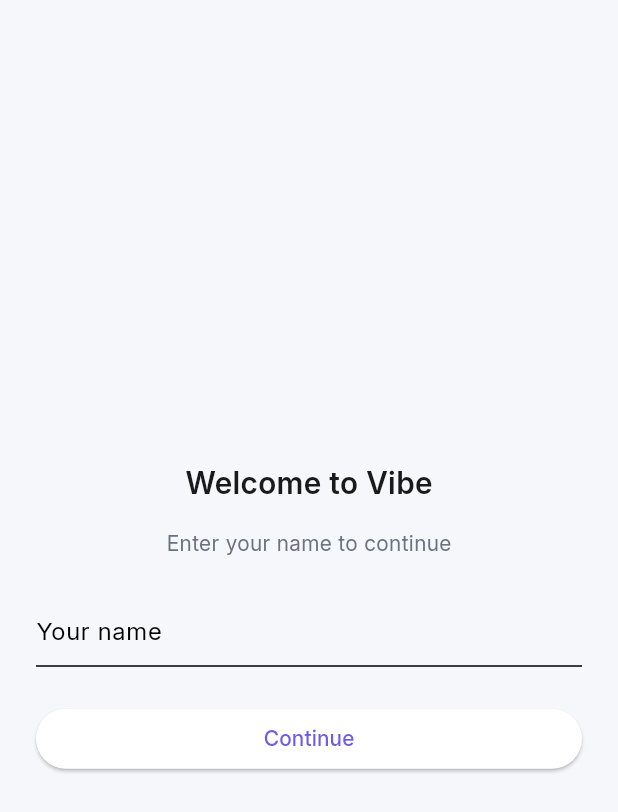
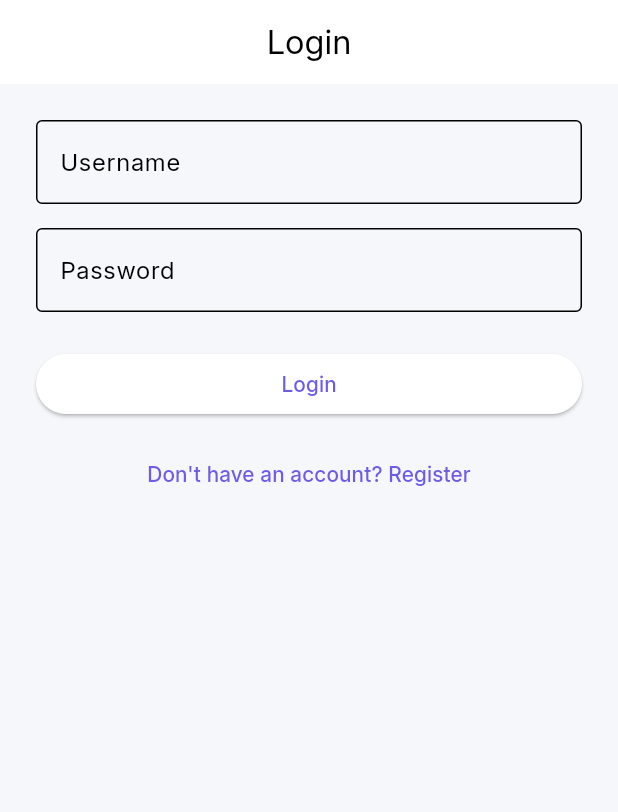
Before and after one commit to rajat-bisht-zzz/vibe, a Flutter app: the screen it shows after launch, on a phone screen of 412 x 824 dp. Shown: the top 812 px of the screen. Run offline on Flutter 3.47's test engine with Material 3 defaults, Android fonts, the phone set to English and light mode, and no system bars; our stand-ins replace equatable, flutter_bloc, flutter_secure_storage, get_it, go_router; accounts and stored records are empty.

Commit message:
Added register screen to add password

```diff
--- a/lib/core/services/service_locator.dart
+++ b/lib/core/services/service_locator.dart
@@ -44,7 +44,7 @@
       getCurrentUserUseCase: getIt(),
     ),
   );
-  getIt.registerFactory(() => ChatListBloc(getIt()));
+  getIt.registerLazySingleton(() => ChatListBloc(getIt()));
 
   /// Usecases
   getIt.registerLazySingleton(() => SaveUserUseCase(getIt()));
--- a/lib/core/storage/storage_manager.dart
+++ b/lib/core/storage/storage_manager.dart
@@ -13,6 +13,8 @@
     notifyListeners();
   }
 
+
+
   void clear() {
     _currentUser = null;
     notifyListeners();
--- /dev/null
+++ b/lib/core/storage/user_directory.dart
@@ -0,0 +1,34 @@
+import '../../features/auth/domain/entities/user.dart';
+
+class UserDirectory {
+  static final Map<String, User> _usersByInvite = {};
+  static final Map<String, User> _usersById = {};
+
+  static void addUser(User user) {
+    _usersByInvite[user.inviteCode] = user;
+    _usersById[user.id] = user;
+  }
+
+  static User? getByInvite(String code) {
+    return _usersByInvite[code];
+  }
+
+  static User? getById(String id) {
+    return _usersById[id];
+  }
+
+  static void clear() {
+    _usersByInvite.clear();
+    _usersById.clear();
+  }
+
+  static User? getByUsername(String username) {
+    try {
+      return _usersById.values.firstWhere(
+        (u) => u.username.toLowerCase() == username.toLowerCase(),
+      );
+    } catch (_) {
+      return null;
+    }
+  }
+}
--- /dev/null
+++ b/lib/core/utils/password_hasher.dart
@@ -0,0 +1,8 @@
+import 'dart:convert';
+import 'package:crypto/crypto.dart';
+
+String hashPassword(String password) {
+  final bytes = utf8.encode(password);
+  final digest = sha256.convert(bytes);
+  return digest.toString();
+}
--- a/lib/features/auth/data/datasources/chat_local_datasource.dart
+++ b/lib/features/auth/data/datasources/chat_local_datasource.dart
@@ -19,4 +19,8 @@
       return null;
     }
   }
+
+  static void clear() {
+    _chats.clear();
+  }
 }
--- a/lib/features/auth/data/datasources/message_local_datasource.dart
+++ b/lib/features/auth/data/datasources/message_local_datasource.dart
@@ -12,4 +12,9 @@
     _messages.putIfAbsent(message.chatId, () => []);
     _messages[message.chatId]!.add(message);
   }
+
+  static void clear() {
+  _messages.clear();
 }
+
+}
--- a/lib/features/auth/data/models/user_model.dart
+++ b/lib/features/auth/data/models/user_model.dart
@@ -6,15 +6,21 @@
     required super.displayName,
     required super.inviteCode,
     required super.createdAt,
+    required super.username,
+    required super.passwordHash,
   });
 
   /// Convert JSON → Model
   factory UserModel.fromJson(Map<String, dynamic> json) {
+    final username = json['username'] ?? json['displayName'] ?? "guest";
+    final passwordHash = json['passwordHash'] ?? "";
     return UserModel(
       id: json['id'],
-      displayName: json['displayName'],
+      displayName: json['displayName'] ?? username,
       inviteCode: json['inviteCode'] ?? _generateFallbackCode(),
       createdAt: DateTime.parse(json['createdAt']),
+      username: json['username'],
+      passwordHash: passwordHash,
     );
   }
 
@@ -35,6 +41,8 @@
       displayName: displayName,
       inviteCode: inviteCode,
       createdAt: createdAt,
+      username: username,
+      passwordHash: passwordHash,
     );
   }
 
@@ -45,6 +53,8 @@
       displayName: user.displayName,
       inviteCode: user.inviteCode,
       createdAt: user.createdAt,
+      username: user.username,
+      passwordHash: user.passwordHash,
     );
   }
 
--- a/lib/features/auth/domain/entities/user.dart
+++ b/lib/features/auth/domain/entities/user.dart
@@ -2,16 +2,21 @@
 
 class User extends Equatable {
   final String id;
-  final String displayName;
+  final String username; // unique login id
+  final String displayName; // nickname shown in chats
+  final String passwordHash;
   final String inviteCode;
   final DateTime createdAt;
 
   const User(
       {required this.id,
+      required this.username,
       required this.displayName,
+      required this.passwordHash,
       required this.inviteCode,
       required this.createdAt});
 
   @override
-  List<Object?> get props => [id, displayName, inviteCode, createdAt];
+  List<Object?> get props =>
+      [id, username, displayName, passwordHash, inviteCode, createdAt];
 }
--- a/lib/features/auth/presentation/bloc/auth/auth_bloc.dart
+++ b/lib/features/auth/presentation/bloc/auth/auth_bloc.dart
@@ -2,7 +2,11 @@
 import 'package:uuid/uuid.dart';
 import 'package:vibe/core/services/service_locator.dart';
 import 'package:vibe/core/storage/storage_manager.dart';
+import 'package:vibe/core/storage/user_directory.dart';
 
+import '../../../../../core/utils/password_hasher.dart';
+import '../../../data/datasources/chat_local_datasource.dart';
+import '../../../data/datasources/message_local_datasource.dart';
 import '../../../domain/entities/user.dart';
 import '../../../domain/usecases/get_current_user_usecase.dart';
 import '../../../domain/usecases/save_user_usecase.dart';
@@ -29,6 +33,8 @@
 
       if (user != null) {
         getIt<SessionManager>().setUser(user);
+        UserDirectory.addUser(user);
+
         emit(Authenticated(user));
       } else {
         emit(Unauthenticated());
@@ -36,25 +42,55 @@
     });
 
     /// User enters name
-    on<RegisterUserEvent>((event, emit) async {
+  on<RegisterEvent>((event, emit) async {
+
+  final existing = UserDirectory.getByUsername(event.username);
+
+  if (existing != null) {
+    emit(AuthError("Username already exists"));
+    return;
+  }
+
   final newUser = User(
     id: const Uuid().v4(),
-        displayName: event.name,
+    username: event.username,
+    displayName: event.displayName,
+    passwordHash: hashPassword(event.password),
     inviteCode: generateInviteCode(),
     createdAt: DateTime.now(),
   );
 
+  UserDirectory.addUser(newUser);
   await saveUserUseCase(newUser);
 
   getIt<SessionManager>().setUser(newUser);
-
   emit(Authenticated(newUser));
 });
+
+//login
+on<LoginEvent>((event, emit) async {
+
+  final user = UserDirectory.getByUsername(event.username);
+
+  if (user == null ||
+      user.passwordHash != hashPassword(event.password)) {
+    emit(AuthError("Invalid username or password"));
+    return;
+  }
+
+  await saveUserUseCase(user);
+  getIt<SessionManager>().setUser(user);
+
+  emit(Authenticated(user));
+});
+
+
 
     //Logout
     on<LogoutEvent>((event, emit) async {
       getIt<SessionManager>().clear();
-
+ChatLocalDataSource.clear();
+  MessageLocalDataSource.clear();
       emit(Unauthenticated());
     });
   }
--- a/lib/features/auth/presentation/bloc/auth/auth_event.dart
+++ b/lib/features/auth/presentation/bloc/auth/auth_event.dart
@@ -2,14 +2,21 @@
 
 abstract class AuthEvent {}
 
-/// Fired when app launches
 class CheckAuthEvent extends AuthEvent {}
 
-/// Fired when user submits name
-class RegisterUserEvent extends AuthEvent {
-  final String name;
+class RegisterEvent extends AuthEvent {
+  final String username;
+  final String password;
+  final String displayName;
 
-  RegisterUserEvent(this.name);
+  RegisterEvent(this.username, this.password, this.displayName);
+}
+
+class LoginEvent extends AuthEvent {
+  final String username;
+  final String password;
+
+  LoginEvent(this.username, this.password);
 }
 
 class LogoutEvent extends AuthEvent {}
--- a/lib/features/auth/presentation/bloc/auth/auth_state.dart
+++ b/lib/features/auth/presentation/bloc/auth/auth_state.dart
@@ -11,3 +11,8 @@
 
   Authenticated(this.user);
 }
+class AuthError extends AuthState {
+  final String message;
+
+  AuthError(this.message);
+}
--- a/lib/features/auth/presentation/pages/onboarding_page.dart
+++ b/lib/features/auth/presentation/pages/onboarding_page.dart
@@ -1,7 +1,6 @@
 import 'package:flutter/material.dart';
 import 'package:flutter_bloc/flutter_bloc.dart';
-import 'package:vibe/core/ui/font/app_font_style.dart';
-import 'package:vibe/core/ui/sizes/app_sizes.dart';
+
 import '../bloc/auth/auth_bloc.dart';
 
 class OnboardingPage extends StatefulWidget {
@@ -12,44 +11,118 @@
 }
 
 class _OnboardingPageState extends State<OnboardingPage> {
-  final TextEditingController _controller = TextEditingController();
+  final usernameController = TextEditingController();
+  final passwordController = TextEditingController();
+  final displayNameController = TextEditingController();
+
+  bool isLogin = true;
+
+  @override
+  void dispose() {
+    usernameController.dispose();
+    passwordController.dispose();
+    displayNameController.dispose();
+    super.dispose();
+  }
 
   @override
   Widget build(BuildContext context) {
-    return Scaffold(
-      body: Padding(
-        padding: const EdgeInsets.all(AppSizes.l),
-        child: Center(
+    return BlocListener<AuthBloc, AuthState>(
+      listener: (context, state) {
+        /// show errors
+        if (state is AuthError) {
+          ScaffoldMessenger.of(context).showSnackBar(
+            SnackBar(content: Text(state.message)),
+          );
+        }
+      },
+      child: Scaffold(
+        appBar: AppBar(
+          title: Text(isLogin ? "Login" : "Register"),
+          centerTitle: true,
+        ),
+        body: Padding(
+          padding: const EdgeInsets.all(24),
           child: Column(
-            mainAxisAlignment: MainAxisAlignment.center,
             children: [
-              const Text(
-                "Welcome to Vibe",
-                style: AppTextStyles.title,
-              ),
-              const SizedBox(height: AppSizes.m),
-              Text(
-                "Enter your name to continue",
-                style: AppTextStyles.bodySecondary,
-              ),
-              const SizedBox(height: AppSizes.l),
+              /// USERNAME
               TextField(
-                controller: _controller,
+                controller: usernameController,
                 decoration: const InputDecoration(
-                  hintText: "Your name",
+                  labelText: "Username",
+                  border: OutlineInputBorder(),
                 ),
               ),
-              const SizedBox(height: AppSizes.l),
+
+              const SizedBox(height: 16),
+
+              /// DISPLAY NAME (REGISTER ONLY)
+              if (!isLogin)
+                Column(
+                  children: [
+                    TextField(
+                      controller: displayNameController,
+                      decoration: const InputDecoration(
+                        labelText: "Display Name",
+                        border: OutlineInputBorder(),
+                      ),
+                    ),
+                    const SizedBox(height: 16),
+                  ],
+                ),
+
+              /// PASSWORD
+              TextField(
+                controller: passwordController,
+                obscureText: true,
+                decoration: const InputDecoration(
+                  labelText: "Password",
+                  border: OutlineInputBorder(),
+                ),
+              ),
+
+              const SizedBox(height: 24),
+
+              /// LOGIN / REGISTER BUTTON
               SizedBox(
                 width: double.infinity,
                 child: ElevatedButton(
                   onPressed: () {
-                    final name = _controller.text.trim();
-                    if (name.isEmpty) return;
+                    final username = usernameController.text.trim();
+                    final password = passwordController.text.trim();
+                    final displayName = displayNameController.text.trim();
 
-                    context.read<AuthBloc>().add(RegisterUserEvent(name));
+                    if (username.isEmpty || password.isEmpty) return;
+
+                    if (isLogin) {
+                      context.read<AuthBloc>().add(
+                            LoginEvent(username, password),
+                          );
+                    } else {
+                      if (displayName.isEmpty) return;
+
+                      context.read<AuthBloc>().add(
+                            RegisterEvent(username, password, displayName),
+                          );
+                    }
                   },
-                  child: const Text("Continue"),
+                  child: Text(isLogin ? "Login" : "Register"),
+                ),
+              ),
+
+              const SizedBox(height: 12),
+
+              /// SWITCH MODE
+              TextButton(
+                onPressed: () {
+                  setState(() {
+                    isLogin = !isLogin;
+                  });
+                },
+                child: Text(
+                  isLogin
+                      ? "Don't have an account? Register"
+                      : "Already have an account? Login",
                 ),
               ),
             ],
--- a/lib/main.dart
+++ b/lib/main.dart
@@ -1,6 +1,7 @@
 import 'package:flutter/material.dart';
 import 'package:flutter_bloc/flutter_bloc.dart';
 import 'package:vibe/app/router.dart';
+import 'package:vibe/features/auth/presentation/bloc/chat_list/chat_list_bloc.dart';
 
 import 'core/services/service_locator.dart';
 import 'core/ui/theme/app_theme.dart';
@@ -18,8 +19,15 @@
 
   @override
   Widget build(BuildContext context) {
-    return BlocProvider(
-      create: (_) => getIt<AuthBloc>()..add(CheckAuthEvent()),
+    return MultiBlocProvider(
+      providers: [
+        BlocProvider(
+          create: (_) => getIt<AuthBloc>()..add(CheckAuthEvent()),
+        ),
+        BlocProvider(
+          create: (_) => getIt<ChatListBloc>()..add(LoadChatsEvent()),
+        ),
+      ],
       child: MaterialApp.router(
         debugShowCheckedModeBanner: false,
         theme: AppTheme.light,
```
Also changed, not shown: lib/features/auth/data/datasources/auth_local_datasource.dart (+19 -8 lines), lib/features/auth/data/repositories_impl/auth_repository_impl.dart (+9 -2 lines), lib/features/auth/data/repositories_impl/chat_repository_impl.dart (+17 -4 lines), lib/features/auth/presentation/pages/enter_invite_page.dart (+12 -3 lines), lib/features/auth/presentation/pages/home_page.dart (+31 -5 lines). Lines whose indentation alone changed are shown as unchanged.
